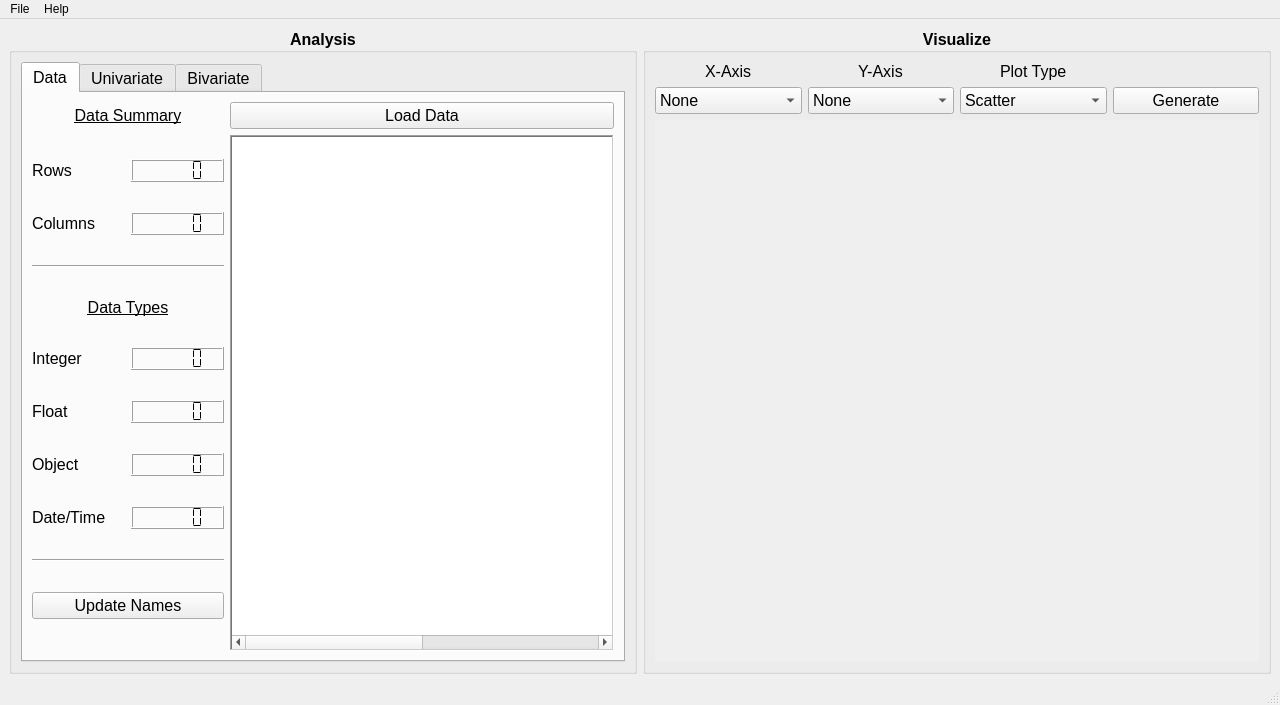
Above: src/gui.ui from rmill040/eda_viewer before the change. Below: the same form after it.
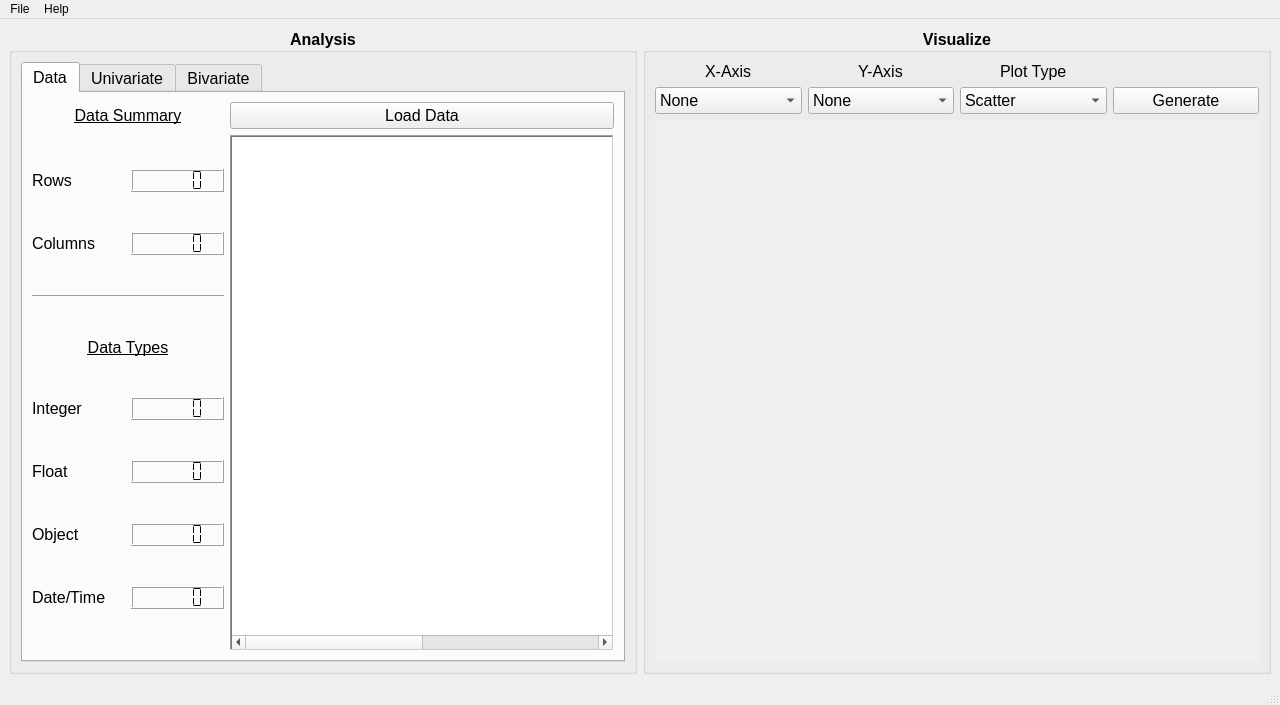
That is the form after the change. Icons and pictures are not drawn.

The edit to the form file:
```diff
--- a/src/gui.ui
+++ b/src/gui.ui
@@ -420,13 +420,6 @@
                </property>
               </widget>
              </item>
-             <item row="10" column="0" colspan="2">
-              <widget class="QPushButton" name="tab1_pushButton_UpdateNames">
-               <property name="text">
-                <string>Update Names</string>
-               </property>
-              </widget>
-             </item>
              <item row="3" column="0" colspan="2">
               <widget class="QLabel" name="tab1_label_DataTypes">
                <property name="sizePolicy">
@@ -481,13 +474,6 @@
                </property>
               </widget>
              </item>
-             <item row="9" column="0" colspan="2">
-              <widget class="Line" name="tab1_line2">
-               <property name="orientation">
-                <enum>Qt::Horizontal</enum>
-               </property>
-              </widget>
-             </item>
             </layout>
            </item>
            <item row="1" column="1" colspan="2">
```
